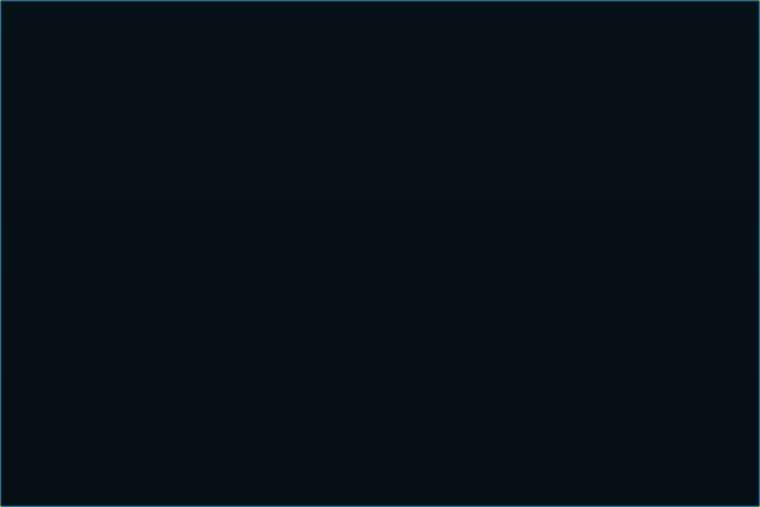
Old version of the form data/ui_splash.ui in the repository Huguillon/Organizator2000.
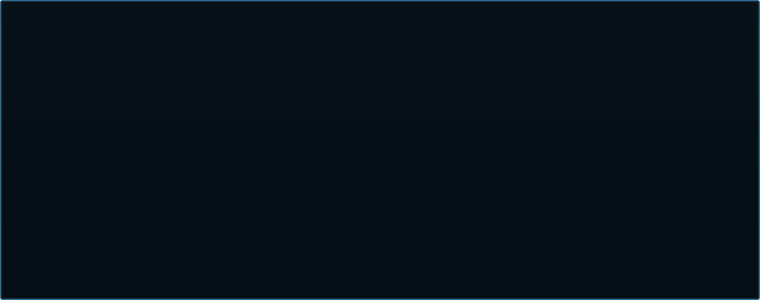
New version of the form.

```diff
--- a/data/ui_splash.ui
+++ b/data/ui_splash.ui
@@ -7,7 +7,7 @@
     <x>0</x>
     <y>0</y>
     <width>760</width>
-    <height>507</height>
+    <height>300</height>
    </rect>
   </property>
   <property name="sizePolicy">
@@ -19,13 +19,13 @@
   <property name="minimumSize">
    <size>
     <width>760</width>
-    <height>507</height>
+    <height>300</height>
    </size>
   </property>
   <property name="maximumSize">
    <size>
     <width>760</width>
-    <height>507</height>
+    <height>300</height>
    </size>
   </property>
   <property name="windowTitle">
@@ -40,10 +40,10 @@
   <widget class="QLabel" name="l_img">
    <property name="geometry">
     <rect>
-     <x>5</x>
-     <y>5</y>
-     <width>750</width>
-     <height>497</height>
+     <x>0</x>
+     <y>0</y>
+     <width>760</width>
+     <height>300</height>
     </rect>
    </property>
    <property name="sizePolicy">
@@ -54,14 +54,14 @@
    </property>
    <property name="minimumSize">
     <size>
-     <width>750</width>
-     <height>497</height>
+     <width>760</width>
+     <height>300</height>
     </size>
    </property>
    <property name="maximumSize">
     <size>
-     <width>750</width>
-     <height>497</height>
+     <width>760</width>
+     <height>300</height>
     </size>
    </property>
    <property name="styleSheet">
@@ -74,67 +74,13 @@
     <number>10</number>
    </property>
   </widget>
-  <widget class="QWidget" name="w_texto" native="true">
-   <property name="geometry">
-    <rect>
-     <x>15</x>
-     <y>391</y>
-     <width>730</width>
-     <height>101</height>
-    </rect>
-   </property>
-   <property name="styleSheet">
-    <string notr="true">background-color: rgb(238, 238, 238);</string>
-   </property>
-   <widget class="QLabel" name="l_txt">
-    <property name="geometry">
-     <rect>
-      <x>9</x>
-      <y>9</y>
-      <width>712</width>
-      <height>83</height>
-     </rect>
-    </property>
-    <property name="sizePolicy">
-     <sizepolicy hsizetype="Fixed" vsizetype="Fixed">
-      <horstretch>0</horstretch>
-      <verstretch>0</verstretch>
-     </sizepolicy>
-    </property>
-    <property name="minimumSize">
-     <size>
-      <width>712</width>
-      <height>83</height>
-     </size>
-    </property>
-    <property name="font">
-     <font>
-      <family>Calibri</family>
-      <pointsize>10</pointsize>
-      <italic>true</italic>
-     </font>
-    </property>
-    <property name="text">
-     <string>Lorem ipsum dolor sit amet, consectetur adipiscing elit, sed do eiusmod tempor incididunt ut labore et dolore magna aliqua. Ut enim ad minim veniam, quis nostrud exercitation ullamco laboris nisi ut aliquip ex ea commodo consequat. Duis aute irure dolor in reprehenderit in voluptate velit esse cillum dolore eu fugiat nulla pariatur. Excepteur sint occaecat cupidatat non proident, sunt in culpa qui officia deserunt mollit anim id est laborum.</string>
-    </property>
-    <property name="alignment">
-     <set>Qt::AlignLeading|Qt::AlignLeft|Qt::AlignTop</set>
-    </property>
-    <property name="wordWrap">
-     <bool>true</bool>
-    </property>
-    <property name="margin">
-     <number>10</number>
-    </property>
-   </widget>
-  </widget>
   <widget class="QPushButton" name="pb_close">
    <property name="geometry">
     <rect>
      <x>0</x>
      <y>0</y>
      <width>760</width>
-     <height>507</height>
+     <height>300</height>
     </rect>
    </property>
    <property name="sizePolicy">
@@ -146,13 +92,13 @@
    <property name="minimumSize">
     <size>
      <width>760</width>
-     <height>507</height>
+     <height>300</height>
     </size>
    </property>
    <property name="maximumSize">
     <size>
      <width>760</width>
-     <height>507</height>
+     <height>300</height>
     </size>
    </property>
    <property name="styleSheet">
```
